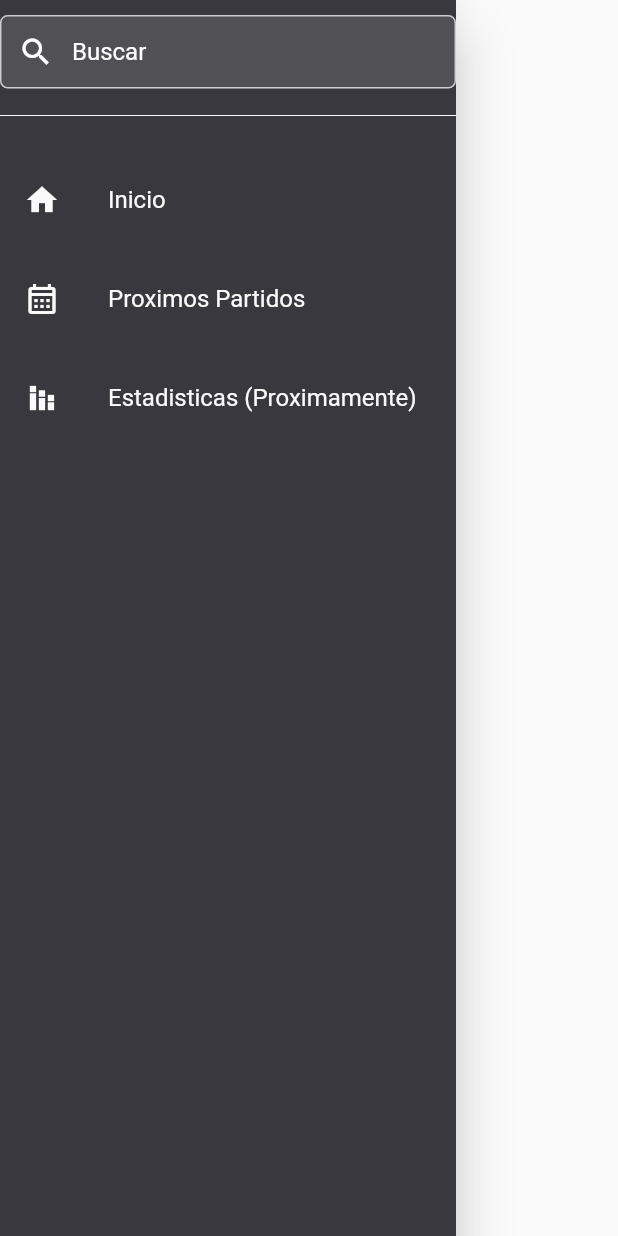
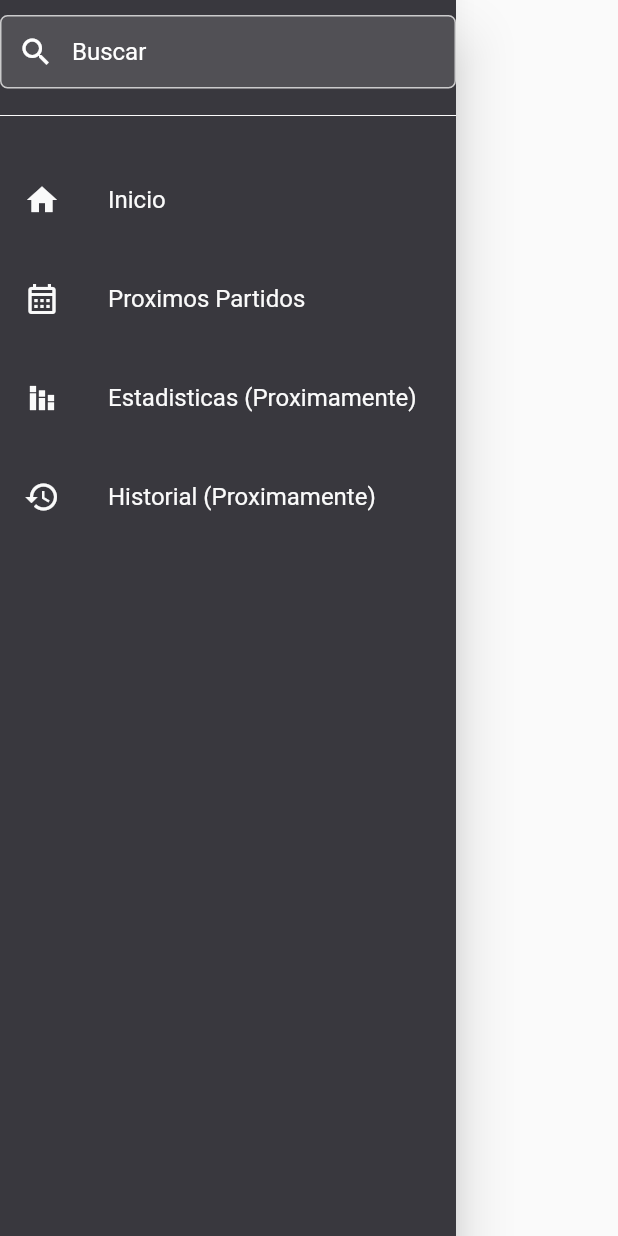
Before and after one commit to DamatoG/app_flutter_final_lab4, a Flutter app: the NavigationDrawerWidget widget shown alone on an empty page, opened directly, on a phone screen of 412 x 824 dp. Run offline on Flutter 3.47's test engine with Material 2 defaults, Android fonts, the phone set to English and light mode, and no system bars; network calls fail.

```diff
--- a/lib/widget/drawer_widget.dart
+++ b/lib/widget/drawer_widget.dart
@@ -33,7 +33,12 @@ class NavigationDrawerWidget extends StatelessWidget {
           buildMenuItem(
             text: "Estadisticas (Proximamente)",
             icon: Icons.stacked_bar_chart_sharp,
-          )
+          ),
+            const SizedBox(height: 10),
+          buildMenuItem(
+            text: "Historial (Proximamente)",
+            icon: Icons.history,
+          ),
         ],
       ),
     ));
```
Also changed, not shown: lib/pages/home_page.dart (+15 -17 lines).
